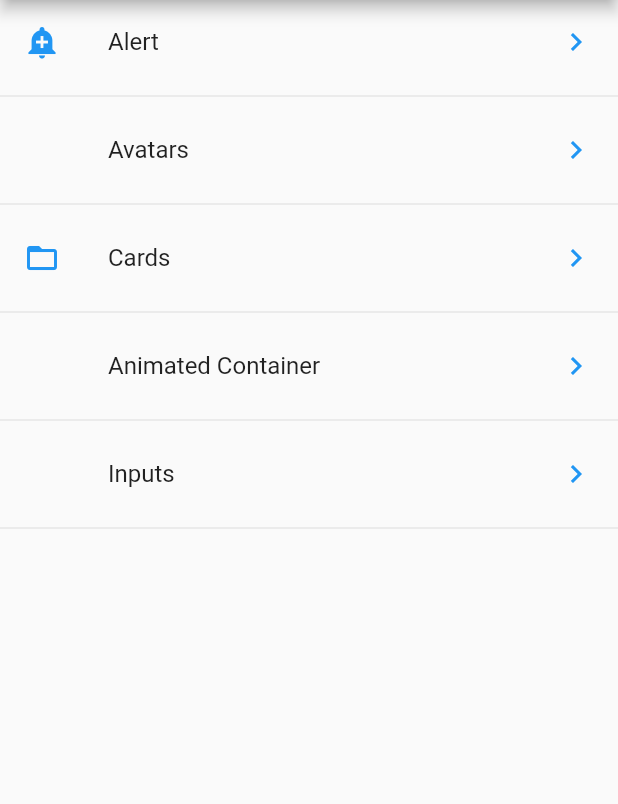
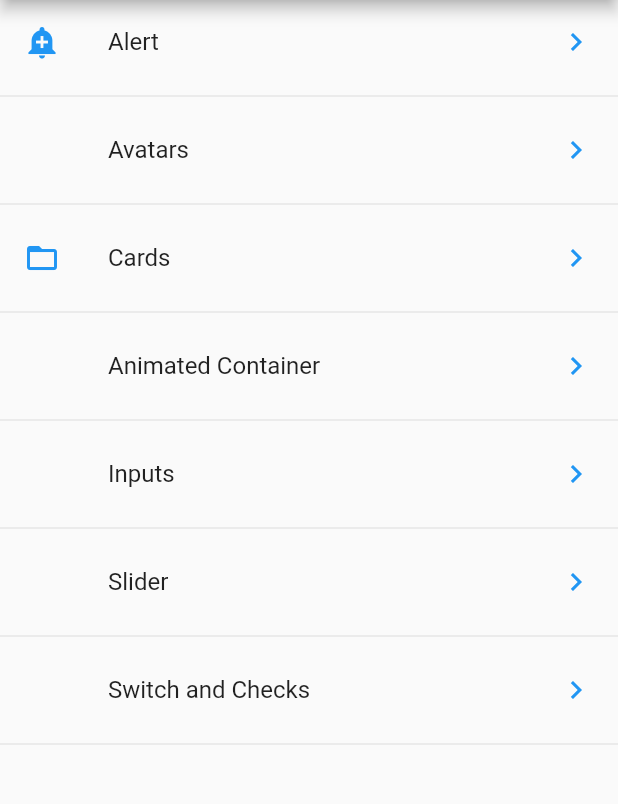
Before and after one commit to rodri2d2/FlutterComponents, a Flutter app: the screen it shows after launch, on a phone screen of 412 x 824 dp, the part 84-888 px from its top. Run offline on Flutter 3.47's test engine with Material 2 defaults, Android fonts, the phone set to English and light mode, and no system bars.

Commit message:
On INputs --> Create slider and check stack and add functionality to them

```diff
--- a/components/lib/src/routes/routes.dart
+++ b/components/lib/src/routes/routes.dart
@@ -1,3 +1,4 @@
+//Flutter Imports
 import 'package:flutter/material.dart';
 
 //Views
@@ -7,6 +8,8 @@ import 'package:components/src/views/Home/home_view.dart';
 import 'package:components/src/views/Cards/card_view.dart';
 import 'package:components/src/views/AnimatedContainer/animated_container.dart';
 import 'package:components/src/views/Input/input_view.dart';
+import 'package:components/src/views/Slider/slider_view.dart';
+import 'package:components/src/views/SwitchesCheboxes/switches_view.dart';
 
 
 ///This function returs every route on this app
@@ -19,6 +22,8 @@ Map<String, WidgetBuilder> getAppRoutes(){
     'avatar'    : (BuildContext context)  => AvatarstView(),
     'card'      : (BuildContext context)  => CardView(),
     'animated'  : (BuildContext context)  => AnimatingContainer(),
-    'inputs'    : (BuildContext context)  => InputView()
+    'inputs'    : (BuildContext context)  => InputView(),
+    'slider'    : (BuildContext context)  => SliderView(),
+    'switch'    : (BuildContext context)  => CheckAndSwitches()
   };
 }
--- a/components/lib/src/utils/util+iconToString.dart
+++ b/components/lib/src/utils/util+iconToString.dart
@@ -17,7 +17,10 @@ final _icons = <String, IconData>{
   "email"         : Icons.email,
   "lockOP"        : Icons.lock_open,
   "lock"          : Icons.lock,
-  "calendar"       : Icons.calendar_today
+  "calendar"      : Icons.calendar_today,
+  "slider"        : Icons.adjust_outlined,
+  "switch"        : Icons.check_box
+
 };
 
 ///Will return a Icon based on an already registered icon name.
--- a/components/lib/src/views/Input/input_view.dart
+++ b/components/lib/src/views/Input/input_view.dart
@@ -160,7 +160,7 @@ class _InputViewState extends State<InputView> {
 
   Widget _makeDropDown(){
 
-    return DropdownButton(
+    return DropdownButton<dynamic>(
       items: getDropDownOptions(),
       value: _selectedOption,
       onChanged: (itemOption){
--- a/components/resourses/data/menu_options.json
+++ b/components/resourses/data/menu_options.json
@@ -25,6 +25,16 @@
             "route" : "inputs",
             "icon" : "input",
             "text": "Inputs"
+        },
+        {
+            "route" : "slider",
+            "icon" : "slider",
+            "text": "Slider"
+        },
+        {
+            "route" : "switch",
+            "icon" : "switch",
+            "text": "Switch and Checks"
         }
 
     ]
```
Also changed, not shown: components/lib/src/views/Slider/slider_view.dart (added, +57 -0 lines), components/lib/src/views/SwitchesCheboxes/switches_view.dart (added, +59 -0 lines).
